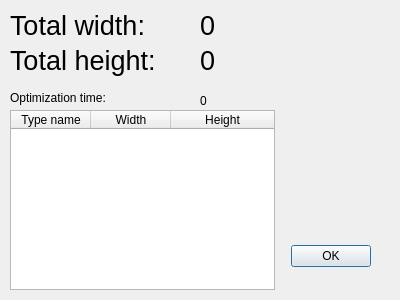
Qt form UI/Windows/resultDialog.ui (MrChrisFix/Floorplan-Optimizer) before a commit.
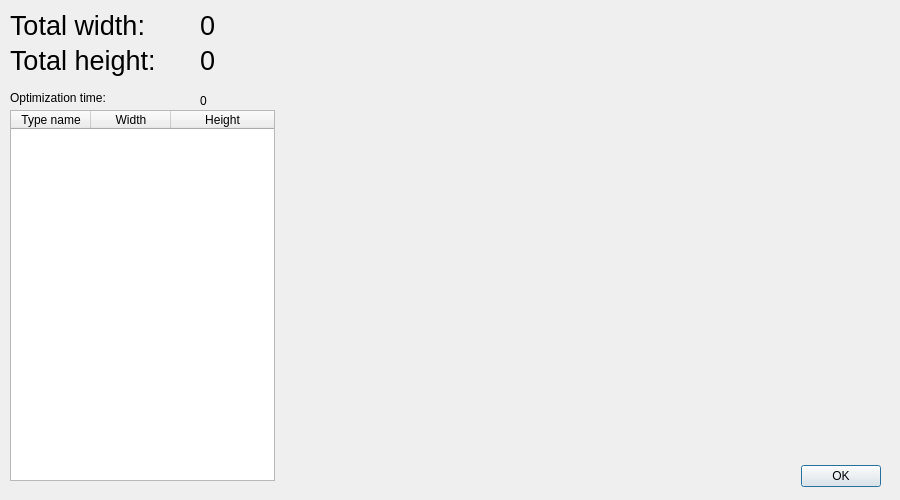
The same form after that commit. Custom widgets are drawn as their Qt base class.

```diff
--- a/UI/Windows/resultDialog.ui
+++ b/UI/Windows/resultDialog.ui
@@ -6,20 +6,20 @@
    <rect>
     <x>0</x>
     <y>0</y>
-    <width>400</width>
-    <height>300</height>
+    <width>900</width>
+    <height>500</height>
    </rect>
   </property>
   <property name="minimumSize">
    <size>
-    <width>400</width>
-    <height>300</height>
+    <width>900</width>
+    <height>500</height>
    </size>
   </property>
   <property name="maximumSize">
    <size>
-    <width>400</width>
-    <height>300</height>
+    <width>900</width>
+    <height>500</height>
    </size>
   </property>
   <property name="windowTitle">
@@ -28,8 +28,8 @@
   <widget class="QDialogButtonBox" name="buttonBox">
    <property name="geometry">
     <rect>
-     <x>290</x>
-     <y>240</y>
+     <x>800</x>
+     <y>460</y>
      <width>81</width>
      <height>32</height>
     </rect>
@@ -122,7 +122,7 @@
      <x>10</x>
      <y>110</y>
      <width>265</width>
-     <height>180</height>
+     <height>371</height>
     </rect>
    </property>
    <property name="sizePolicy">
@@ -211,7 +211,25 @@
     <string>0</string>
    </property>
   </widget>
+  <widget class="ConfigurationPlane" name="renderingArea" native="true">
+   <property name="geometry">
+    <rect>
+     <x>290</x>
+     <y>30</y>
+     <width>591</width>
+     <height>421</height>
+    </rect>
+   </property>
+  </widget>
  </widget>
+ <customwidgets>
+  <customwidget>
+   <class>ConfigurationPlane</class>
+   <extends>QWidget</extends>
+   <header>UI/Visualizer/configurationPlane.h</header>
+   <container>1</container>
+  </customwidget>
+ </customwidgets>
  <resources/>
  <connections>
   <connection>
```
